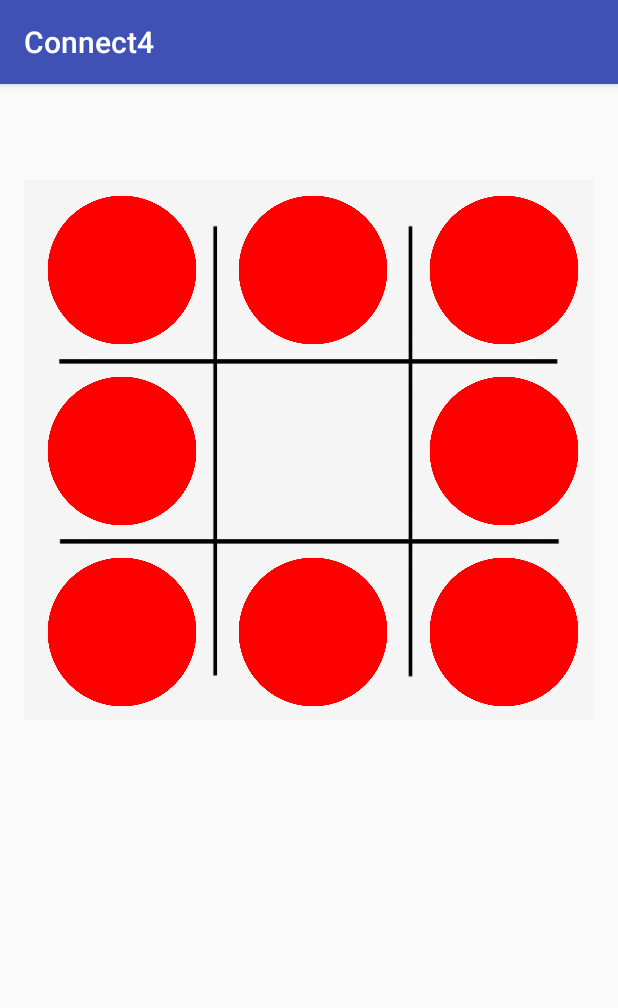
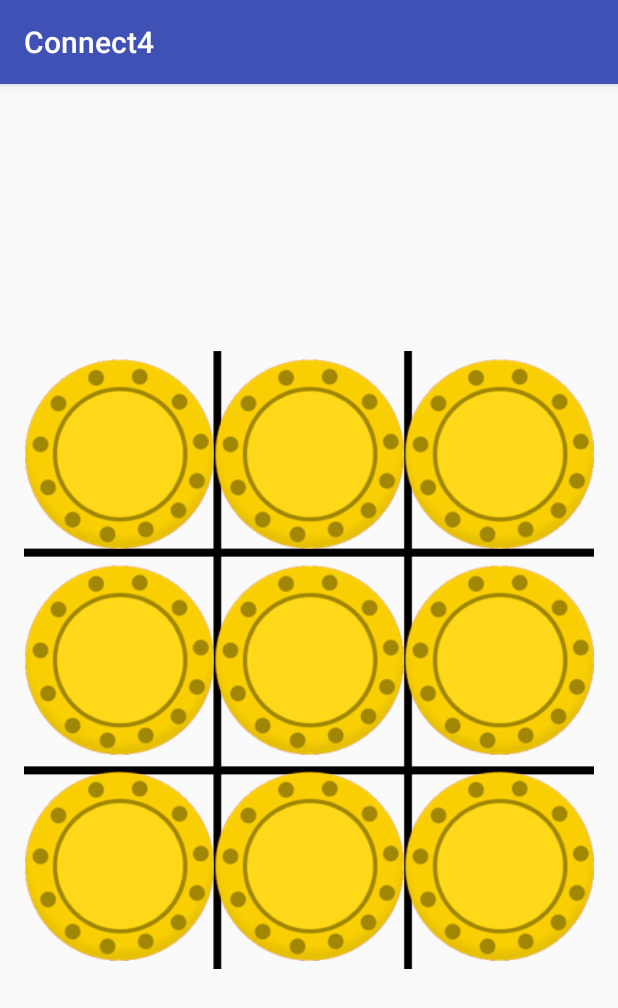
Before and after one commit to jayakasadev/TicTacToe, an Android app: the screen it shows after launch (MainActivity), on a phone screen of 412 x 824 dp. Shown: the top 1008 px of the screen. Run offline under Robolectric (Android 15) with nearby library versions, the phone set to English and light mode, and no system bars.

Commit message:
created a dynamic view that will resize based on device

```diff
--- a/app/src/main/java/games/prac/kasa/connect4/MainActivity.java
+++ b/app/src/main/java/games/prac/kasa/connect4/MainActivity.java
@@ -1,26 +1,20 @@
 package games.prac.kasa.connect4;
 
+import android.graphics.Point;
 import android.support.v7.app.AppCompatActivity;
 import android.os.Bundle;
+import android.view.Display;
 import android.view.View;
 import android.widget.ImageView;
+import android.widget.TableLayout;
 
 
 public class MainActivity extends AppCompatActivity {
 
-    private boolean turn = false;
-
     public void dropIn(View view){
         ImageView coin = (ImageView) view;
         coin.setTranslationY(-1000f);
-        if(turn){
-            coin.setImageResource(R.drawable.blue);
-            turn = false;
-        }
-        else{
-            coin.setImageResource(R.drawable.red);
-            turn = true;
-        }
+        coin.setImageResource(R.drawable.red);
         coin.animate().translationYBy(1000f).setDuration(300);
     }
 
@@ -28,5 +22,18 @@ public class MainActivity extends AppCompatActivity {
     protected void onCreate(Bundle savedInstanceState) {
         super.onCreate(savedInstanceState);
         setContentView(R.layout.activity_main);
+
+        TableLayout tableLayout = (TableLayout)findViewById(R.id.grid);
+
+        Display display = getWindowManager().getDefaultDisplay();
+        Point size = new Point();
+        display.getSize(size);
+        int width = size.x;
+
+        System.err.println("Width is " + width);
+
+        tableLayout.getLayoutParams().height = width;
+        tableLayout.getLayoutParams().width = width;
+        tableLayout.requestLayout();
     }
 }
--- a/app/src/main/res/layout/activity_main.xml
+++ b/app/src/main/res/layout/activity_main.xml
@@ -11,123 +11,113 @@
     android:paddingTop="@dimen/activity_vertical_margin"
     tools:context="games.prac.kasa.connect4.MainActivity">
 
-    <GridLayout
+    <TableLayout
+        android:id="@+id/grid"
+        android:padding="0dip"
+        android:layout_margin="0dip"
         android:layout_width="match_parent"
-        android:layout_height="360dp"
-        android:columnCount="3"
-        android:rowCount="3"
+        android:layout_height="match_parent"
         android:background="@drawable/grid"
-        android:layout_alignParentTop="true"
+        android:layout_centerVertical="true"
         android:layout_alignParentLeft="true"
-        android:layout_alignParentStart="true"
-        android:layout_marginTop="48dp">
+        android:layout_alignParentStart="true">
+
+        <TableRow
+            android:padding="0dip"
+            android:layout_margin="0dip"
+            android:layout_width="wrap_content"
+            android:layout_height="wrap_content"
+            android:layout_weight="1">
 
             <ImageView
-            app:srcCompat="@drawable/red"
+                android:layout_width="wrap_content"
+                android:layout_height="wrap_content"
+                app:srcCompat="@drawable/yellow"
                 android:id="@+id/coin1"
-            android:layout_width="100dp"
-            android:layout_height="100dp"
-            android:layout_column="0"
-            android:layout_row="0"
-            android:layout_marginLeft="15dp"
-            android:layout_marginRight="15dp"
-            android:layout_marginTop="10dp"
-            android:layout_marginBottom="5dp"/>
+                android:scaleType="fitCenter"
+                android:layout_weight="1"/>
 
             <ImageView
-            app:srcCompat="@drawable/red"
+                android:layout_width="wrap_content"
+                android:layout_height="wrap_content"
+                app:srcCompat="@drawable/yellow"
                 android:id="@+id/coin2"
-            android:layout_width="100dp"
-            android:layout_height="100dp"
-            android:layout_column="0"
-            android:layout_row="1"
-            android:layout_marginLeft="15dp"
-            android:layout_marginRight="15dp"
-            android:layout_marginTop="15dp"
-            android:layout_marginBottom="5dp"/>
+                android:scaleType="fitCenter"
+                android:layout_weight="1"/>
 
             <ImageView
-            app:srcCompat="@drawable/red"
+                android:layout_width="wrap_content"
+                android:layout_height="wrap_content"
+                app:srcCompat="@drawable/yellow"
                 android:id="@+id/coin3"
-            android:layout_width="100dp"
-            android:layout_height="100dp"
-            android:layout_column="0"
-            android:layout_row="2"
-            android:layout_marginLeft="15dp"
-            android:layout_marginRight="15dp"
-            android:layout_marginTop="15dp"
-            android:layout_marginBottom="5dp"/>
+                android:scaleType="fitCenter"
+                android:layout_weight="1"/>
+        </TableRow>
+
+        <TableRow
+            android:padding="0dip"
+            android:layout_margin="0dip"
+            android:layout_width="wrap_content"
+            android:layout_height="wrap_content"
+            android:layout_weight="1">
 
             <ImageView
-            app:srcCompat="@drawable/red"
+                android:layout_width="wrap_content"
+                android:layout_height="wrap_content"
+                app:srcCompat="@drawable/yellow"
                 android:id="@+id/coin4"
-            android:layout_width="100dp"
-            android:layout_height="100dp"
-            android:layout_column="1"
-            android:layout_row="0"
-            android:layout_marginLeft="12dp"
-            android:layout_marginRight="15dp"
-            android:layout_marginTop="10dp"
-            android:layout_marginBottom="5dp"/>
+                android:scaleType="fitCenter"
+                android:layout_weight="1"/>
 
             <ImageView
+                android:layout_width="wrap_content"
+                android:layout_height="wrap_content"
+                app:srcCompat="@drawable/yellow"
                 android:id="@+id/coin5"
-            android:layout_width="100dp"
-            android:layout_height="100dp"
-            android:layout_column="1"
-            android:layout_row="1"
-            android:layout_marginLeft="12dp"
-            android:layout_marginRight="15dp"
-            android:layout_marginTop="15dp"
-            android:layout_marginBottom="5dp"
-            android:onClick="dropIn" />
+                android:scaleType="fitCenter"
+                android:layout_weight="1"/>
 
             <ImageView
-            app:srcCompat="@drawable/red"
+                android:layout_width="wrap_content"
+                android:layout_height="wrap_content"
+                app:srcCompat="@drawable/yellow"
                 android:id="@+id/coin6"
-            android:layout_width="100dp"
-            android:layout_height="100dp"
-            android:layout_column="1"
-            android:layout_row="2"
-            android:layout_marginLeft="12dp"
-            android:layout_marginRight="15dp"
-            android:layout_marginTop="15dp"
-            android:layout_marginBottom="5dp"/>
+                android:scaleType="fitCenter"
+                android:layout_weight="1"/>
+        </TableRow>
+
+        <TableRow
+            android:padding="0dip"
+            android:layout_margin="0dip"
+            android:layout_width="wrap_content"
+            android:layout_height="wrap_content"
+            android:layout_weight="1">
 
             <ImageView
-            app:srcCompat="@drawable/red"
+                android:layout_width="wrap_content"
+                android:layout_height="wrap_content"
+                app:srcCompat="@drawable/yellow"
                 android:id="@+id/coin7"
-            android:layout_width="100dp"
-            android:layout_height="100dp"
-            android:layout_column="2"
-            android:layout_row="0"
-            android:layout_marginLeft="12dp"
-            android:layout_marginRight="15dp"
-            android:layout_marginTop="10dp"
-            android:layout_marginBottom="5dp"/>
+                android:scaleType="fitCenter"
+                android:layout_weight="1"/>
 
             <ImageView
-            app:srcCompat="@drawable/red"
+                android:layout_width="wrap_content"
+                android:layout_height="wrap_content"
+                app:srcCompat="@drawable/yellow"
                 android:id="@+id/coin8"
-            android:layout_width="100dp"
-            android:layout_height="100dp"
-            android:layout_column="2"
-            android:layout_row="1"
-            android:layout_marginLeft="12dp"
-            android:layout_marginRight="15dp"
-            android:layout_marginTop="15dp"
-            android:layout_marginBottom="5dp" />
+                android:scaleType="fitCenter"
+                android:layout_weight="1"/>
 
             <ImageView
-            app:srcCompat="@drawable/red"
+                android:layout_width="wrap_content"
+                android:layout_height="wrap_content"
+                app:srcCompat="@drawable/yellow"
                 android:id="@+id/coin9"
-            android:layout_width="100dp"
-            android:layout_height="100dp"
-            android:layout_column="2"
-            android:layout_row="2"
-            android:layout_marginLeft="12dp"
-            android:layout_marginRight="15dp"
-            android:layout_marginTop="15dp"
-            android:layout_marginBottom="5dp" />
-    </GridLayout>
+                android:scaleType="fitCenter"
+                android:layout_weight="1"/>
+        </TableRow>
+
+    </TableLayout>
+
 </RelativeLayout>
```
Also changed, not shown: app/src/main/res/drawable/blue.png (deleted), app/src/main/res/drawable/grid.jpg (deleted), app/src/main/res/drawable/grid.png (added), app/src/main/res/drawable/red.png, app/src/main/res/drawable/yellow.png (added). Lines whose indentation alone changed are shown as unchanged.
